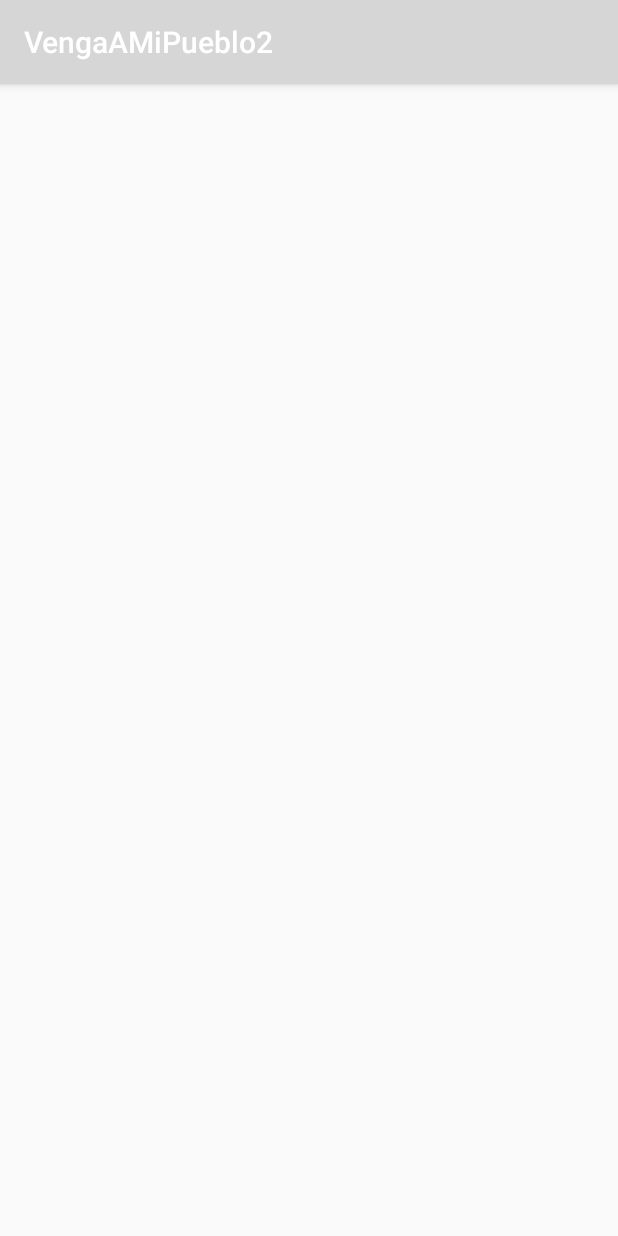
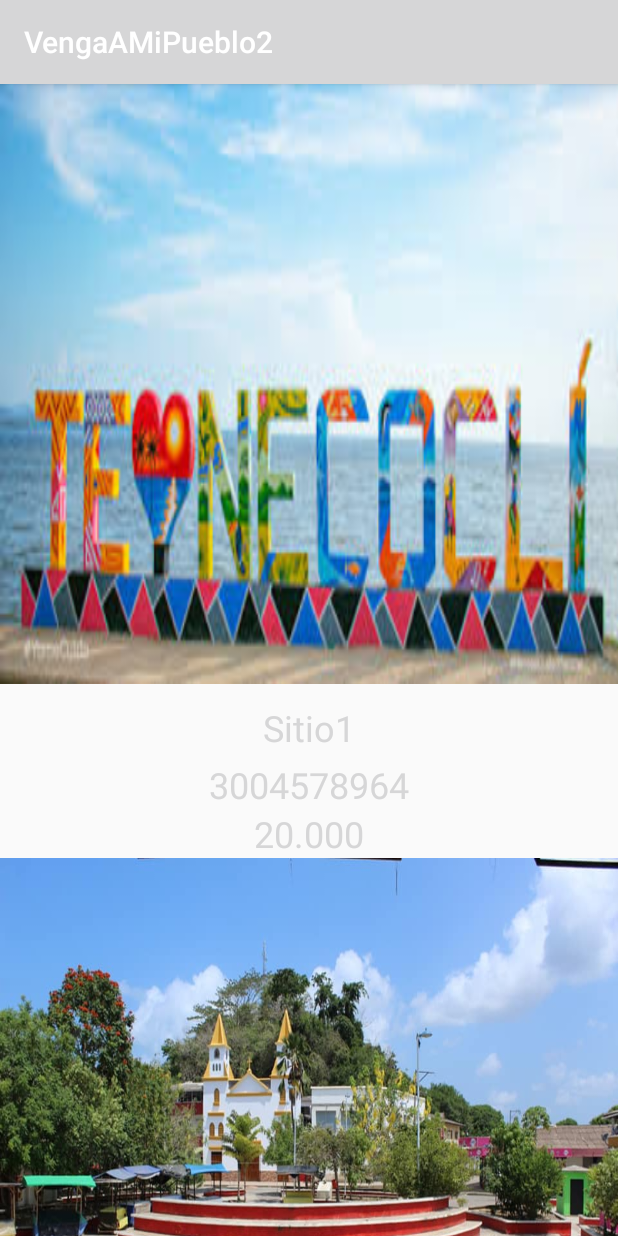
Before and after one commit to saracristinaagudelo/turismofinaljulio, an Android app: the listaturismo screen opened directly, with no data from a screen before it, on a phone screen of 412 x 824 dp. Run offline under Robolectric (Android 15) with nearby library versions, the phone set to English and light mode, and no system bars.

Commit message:
Proyecto final terminado

```diff
--- a/app/src/main/java/com/example/vengaamipueblo2/Home.java
+++ b/app/src/main/java/com/example/vengaamipueblo2/Home.java
@@ -44,7 +44,7 @@ public class Home extends AppCompatActivity {
             @Override
             public void onClick(View v) {
 
-                Intent intent3=new Intent(Home.this, Restaurantes.class);
+                Intent intent3=new Intent(Home.this, Sitios.class);
                 startActivity(intent3);
 
             }
--- a/app/src/main/java/com/example/vengaamipueblo2/adaptadores/HotelAdaptador.java
+++ b/app/src/main/java/com/example/vengaamipueblo2/adaptadores/HotelAdaptador.java
@@ -21,7 +21,7 @@ public class HotelAdaptador extends RecyclerView.Adapter<HotelAdaptador.viewHold
     //Constructor:
 
     public HotelAdaptador(ArrayList<MoldeHotel> listadeHoteles) {
-        listadeHoteles = listadeHoteles;
+        this.listadeHoteles = listadeHoteles;
     }
 
     @NonNull//Anotaciones
--- /dev/null
+++ b/app/src/main/java/com/example/vengaamipueblo2/adaptadores/TurismoAdaptador.java
@@ -0,0 +1,69 @@
+package com.example.vengaamipueblo2.adaptadores;
+
+import android.support.annotation.NonNull;
+import android.support.v7.widget.RecyclerView;
+import android.view.LayoutInflater;
+import android.view.View;
+import android.view.ViewGroup;
+import android.widget.ImageView;
+import android.widget.TextView;
+
+import com.example.vengaamipueblo2.R;
+import com.example.vengaamipueblo2.moldes.MoldeHotel;
+import com.example.vengaamipueblo2.moldes.TurismoMolde;
+
+import java.util.ArrayList;
+
+public class TurismoAdaptador extends RecyclerView.Adapter<TurismoAdaptador.viewHolder>
+{
+    //Atributos:
+    public ArrayList<TurismoMolde> listadeturismo;
+
+    //Constructor:
+
+    public TurismoAdaptador(ArrayList<TurismoMolde> listadeturismo) {
+        this.listadeturismo = listadeturismo;
+    }
+
+    @NonNull//Anotaciones
+    @Override
+    public TurismoAdaptador.viewHolder onCreateViewHolder(@NonNull ViewGroup viewGroup, int i) {
+        View vista= LayoutInflater.from(viewGroup.getContext()).inflate(R.layout.moldeturismo,null,false);
+        return new viewHolder(vista);
+    }
+
+    @Override
+    public void onBindViewHolder(@NonNull TurismoAdaptador.viewHolder viewHolder, int i) {
+        viewHolder.actualizarDatos(listadeturismo.get(i));
+    }
+
+    @Override
+    public int getItemCount() {
+        return listadeturismo.size();
+    }
+
+    public class viewHolder extends RecyclerView.ViewHolder
+    {
+        ImageView foto;
+        TextView nombresitio;
+        TextView telefonositio;
+        TextView preciositio;
+
+        public viewHolder(View item)
+        {
+            super(item);
+            foto=item.findViewById(R.id.imagenturismo1);
+            nombresitio=item.findViewById(R.id.nombreturismo1);
+            telefonositio=item.findViewById(R.id.telefonoturismo1);
+            preciositio=item.findViewById(R.id.precioturismo1);
+        }
+
+        public void actualizarDatos(TurismoMolde moldeturismo)
+        {
+            foto.setImageResource(moldeturismo.getFoto());
+            nombresitio.setText(moldeturismo.getNombresitio());
+            telefonositio.setText(moldeturismo.getTelefonositio());
+            preciositio.setText(moldeturismo.getPreciositio());
+        }
+    }
+}
--- a/app/src/main/java/com/example/vengaamipueblo2/listaturismo.java
+++ b/app/src/main/java/com/example/vengaamipueblo2/listaturismo.java
@@ -2,12 +2,39 @@ package com.example.vengaamipueblo2;
 
 import android.support.v7.app.AppCompatActivity;
 import android.os.Bundle;
+import android.support.v7.widget.LinearLayoutManager;
+import android.support.v7.widget.RecyclerView;
 
-public class listaturismo extends AppCompatActivity {
 
+import com.example.vengaamipueblo2.adaptadores.TurismoAdaptador;
+
+import com.example.vengaamipueblo2.moldes.TurismoMolde;
+
+import java.util.ArrayList;
+
+public class listaturismo extends AppCompatActivity
+{
+    ArrayList<TurismoMolde>listaturismo=new ArrayList<>();
+    RecyclerView recyclerTurismo;
     @Override
-    protected void onCreate(Bundle savedInstanceState) {
+    protected void onCreate(Bundle savedInstanceState)
+    {
         super.onCreate(savedInstanceState);
         setContentView(R.layout.activity_listaturismo);
+        recyclerTurismo=findViewById(R.id.listadinamicaturismo);
+        recyclerTurismo.setLayoutManager(new LinearLayoutManager(this,RecyclerView.VERTICAL,false));
+
+        crearLista();
+        TurismoAdaptador adaptador=new TurismoAdaptador(listaturismo);
+        recyclerTurismo.setAdapter(adaptador);
+
+    }
+    public void crearLista()
+    {
+        listaturismo.add(new TurismoMolde( R.drawable.turismo1,"Sitio1", "20.000","3004578964"));
+        listaturismo.add(new TurismoMolde( R.drawable.turismo2,"Sitio2", "25.000","3004561212"));
+        listaturismo.add(new TurismoMolde( R.drawable.turismo3,"Sitio3", "28.000","3008974546"));
+        listaturismo.add(new TurismoMolde( R.drawable.turismo4,"Sitio4", "29.000","3004589696"));
+        listaturismo.add(new TurismoMolde( R.drawable.turismo5,"Sitio5", "30.000","3014568787"));
     }
 }
--- a/app/src/main/java/com/example/vengaamipueblo2/moldes/RestauranteMolde.java
+++ b/app/src/main/java/com/example/vengaamipueblo2/moldes/RestauranteMolde.java
@@ -13,7 +13,7 @@ public class RestauranteMolde
     public RestauranteMolde(String nombre, String descripcion, String rangoPrecions, int foto) {
         this.nombre = nombre;
         this.descripcion = descripcion;
-        this.rangoPrecios = rangoPrecios;
+        this.rangoPrecios = rangoPrecions;
         this.foto = foto;
     }
 
--- a/app/src/main/res/layout/activity_listarestaurantes.xml
+++ b/app/src/main/res/layout/activity_listarestaurantes.xml
@@ -8,6 +8,7 @@
     tools:context=".listarestaurantes">
 
 <android.support.v7.widget.RecyclerView
+    android:id="@+id/listadinamicarestaurantes"
     android:layout_width="match_parent"
     android:layout_height="match_parent"/>
 
--- a/app/src/main/res/layout/activity_listaturismo.xml
+++ b/app/src/main/res/layout/activity_listaturismo.xml
@@ -7,6 +7,7 @@
     tools:context=".listaturismo">
 
     <android.support.v7.widget.RecyclerView
+        android:id="@+id/listadinamicaturismo"
         android:layout_width="match_parent"
         android:layout_height="match_parent"/>
 
```
Also changed, not shown: app/src/main/java/com/example/vengaamipueblo2/Restaurantes.java (+16 -0 lines), app/src/main/java/com/example/vengaamipueblo2/Sitios.java (+15 -0 lines), app/src/main/java/com/example/vengaamipueblo2/adaptadores/RestauranteAdaptador.java (added, +69 -0 lines), app/src/main/java/com/example/vengaamipueblo2/listarestaurantes.java (+29 -0 lines), app/src/main/res/layout/activity_restaurantes.xml (+12 -0 lines), app/src/main/res/layout/activity_sitios.xml (+12 -0 lines).
